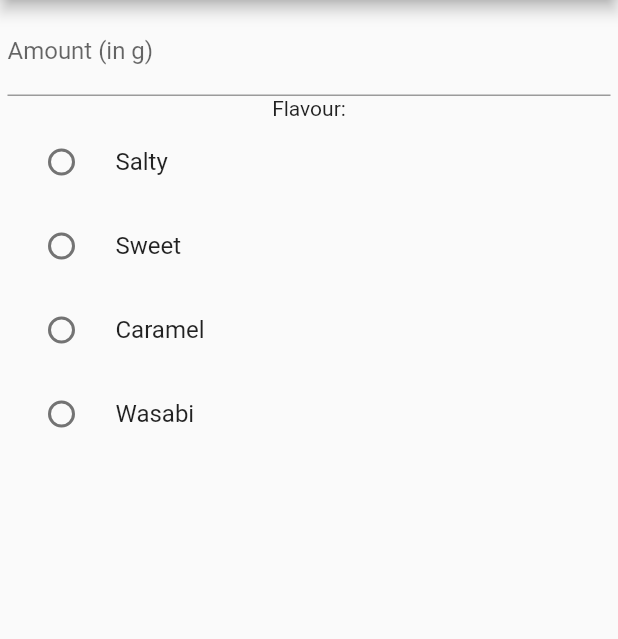
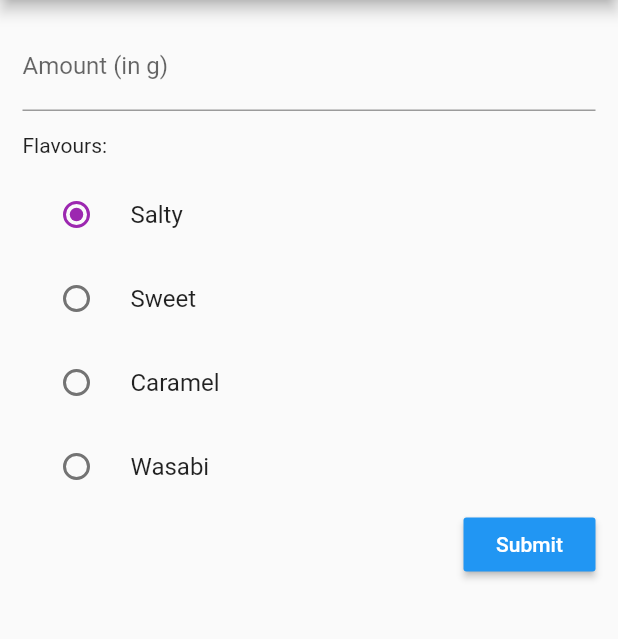
Before and after one commit to Zuehlke/popcorn_flutter, a Flutter app: the OrderPage screen opened directly, on a phone screen of 412 x 824 dp, the part 84-723 px from its top. Run offline on Flutter 3.47's test engine with Material 2 defaults, Android fonts, the phone set to English and light mode, and no system bars.

Commit message:
Improved the page layout

```diff
--- a/camp_2019/lib/order_page.dart
+++ b/camp_2019/lib/order_page.dart
@@ -10,14 +10,14 @@ class OrderPage extends StatefulWidget {
 }
 
 class OrderPageState extends State<OrderPage> {
-  Flavours _selectedFlavour;
+  Flavours _selectedFlavour = Flavours.Salty;
   final _formKey = GlobalKey<FormState>();
 
   RadioListTile<Flavours> createFlavourRadioButton(Flavours flavourValue) {
     var flavourString = flavourValue.toString();
     flavourString = flavourString.substring(flavourString.indexOf('.') + 1);
 
-    return RadioListTile<Flavours>(
+    var result = RadioListTile<Flavours>(
       title: Text(flavourString),
       value: flavourValue,
       groupValue: _selectedFlavour,
@@ -27,6 +27,8 @@ class OrderPageState extends State<OrderPage> {
         });
       },
     );
+
+    return result;
   }
 
   @override
@@ -36,7 +38,7 @@ class OrderPageState extends State<OrderPage> {
           title: Text('Order Popcorn'),
         ),
         body: Padding(
-          padding: EdgeInsets.all(5),
+          padding: EdgeInsets.all(15),
           child: Form(
             autovalidate: true,
             key: _formKey,
@@ -54,11 +56,28 @@ class OrderPageState extends State<OrderPage> {
                     return "Incorrect value (should be between ${Amount.minValue} and ${Amount.maxValue})";
                   },
                 ),
-                Text('Flavour:'),
+                Padding(
+                  padding: EdgeInsets.only(top: 15.0, bottom: 10.0),
+                  child: Align(
+                    alignment: Alignment.centerLeft,
+                    child: Text("Flavours:"),
+                  ),
+                ),
                 createFlavourRadioButton(Flavours.Salty),
                 createFlavourRadioButton(Flavours.Sweet),
                 createFlavourRadioButton(Flavours.Caramel),
                 createFlavourRadioButton(Flavours.Wasabi),
+                Align(
+                  alignment: Alignment.centerRight,
+                  child: RaisedButton(
+                    color: Colors.blue,
+                    textColor: Colors.white,
+                    onPressed: () {
+                      if (_formKey.currentState.validate()) {}
+                    },
+                    child: Text('Submit'),
+                  ),
+                ),
               ],
             ),
           ),
```
